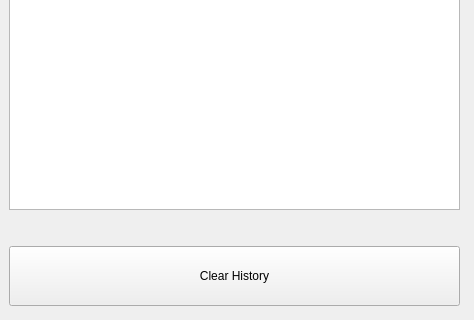
The window that Source/ui/history.ui (MakisEu/MyTodo) describes before a commit, drawn with Qt 5; both pictures show x 0 to 474 and y 284 to 604 of the 474 by 604 pixel window.
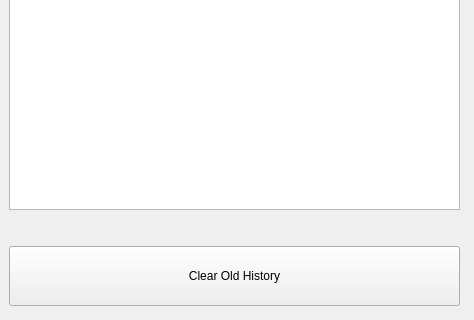
The same window after the commit.

Commit message: Added a database system, add todo functinality and history

Patch:
```diff
--- a/Source/ui/history.ui
+++ b/Source/ui/history.ui
@@ -23,6 +23,9 @@
     </rect>
    </property>
    <layout class="QVBoxLayout" name="verticalLayout">
+    <property name="sizeConstraint">
+     <enum>QLayout::SetMaximumSize</enum>
+    </property>
     <item>
      <widget class="QListWidget" name="listWidget"/>
     </item>
@@ -51,7 +54,7 @@
        </size>
       </property>
       <property name="text">
-       <string>Clear History</string>
+       <string>Clear Old History</string>
       </property>
      </widget>
     </item>
```
The commit also changes 23 other files.
